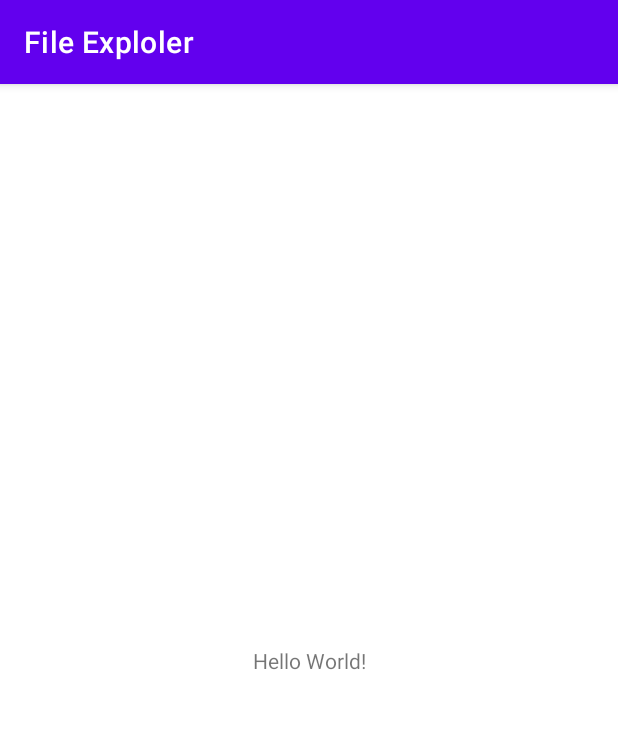
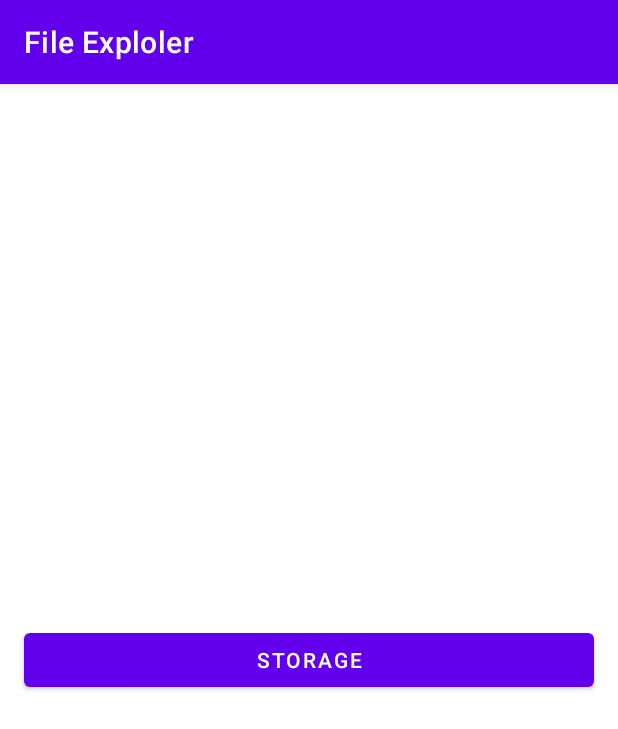
Before and after one commit to YoelRaga/FileExploler, an Android app: the screen it shows after launch (MainActivity), on a phone screen of 412 x 824 dp. Shown: the top 729 px of the screen. Run offline under Robolectric (Android 15) with nearby library versions, the phone set to English and light mode, and no system bars; 1 statement that could not run was skipped.

Commit message:
Desain button

```diff
--- a/app/src/main/AndroidManifest.xml
+++ b/app/src/main/AndroidManifest.xml
@@ -1,6 +1,8 @@
 <?xml version="1.0" encoding="utf-8"?>
 <manifest xmlns:android="http://schemas.android.com/apk/res/android"
     xmlns:tools="http://schemas.android.com/tools">
+    <uses-permission android:name="android.permission.READ_EXTERNAL_STORAGE"></uses-permission>
+    <uses-permission android:name="android.permission.WRITE_EXTERNAL_STORAGE"></uses-permission>
 
     <application
         android:allowBackup="true"
--- a/app/src/main/java/com/example/fileexploler/MainActivity.kt
+++ b/app/src/main/java/com/example/fileexploler/MainActivity.kt
@@ -2,10 +2,20 @@ package com.example.fileexploler
 
 import androidx.appcompat.app.AppCompatActivity
 import android.os.Bundle
+import androidx.core.app.ActivityCompat
+import com.google.android.material.button.MaterialButton
 
 class MainActivity : AppCompatActivity() {
     override fun onCreate(savedInstanceState: Bundle?) {
         super.onCreate(savedInstanceState)
         setContentView(R.layout.activity_main)
+
+        MaterialButton storageBtn = findViewById(R.id.storage_btn);
+
+
+    }
+
+    private void requestPermission(){
+        ActivityCompat.requestPermissions(activity: Main)
     }
 }
--- a/app/src/main/res/layout/activity_main.xml
+++ b/app/src/main/res/layout/activity_main.xml
@@ -1,18 +1,21 @@
 <?xml version="1.0" encoding="utf-8"?>
-<androidx.constraintlayout.widget.ConstraintLayout xmlns:android="http://schemas.android.com/apk/res/android"
+<RelativeLayout xmlns:android="http://schemas.android.com/apk/res/android"
     xmlns:app="http://schemas.android.com/apk/res-auto"
     xmlns:tools="http://schemas.android.com/tools"
     android:layout_width="match_parent"
     android:layout_height="match_parent"
+    android:background="@color/cardview_light_background"
     tools:context=".MainActivity">
 
-    <TextView
-        android:layout_width="wrap_content"
+
+    <com.google.android.material.button.MaterialButton
+        android:layout_width="match_parent"
         android:layout_height="wrap_content"
-        android:text="Hello World!"
-        app:layout_constraintBottom_toBottomOf="parent"
-        app:layout_constraintEnd_toEndOf="parent"
-        app:layout_constraintStart_toStartOf="parent"
-        app:layout_constraintTop_toTopOf="parent" />
+        android:id="@+id/storage_btn"
+        android:text="STORAGE"
+        android:padding="8dp"
+        android:layout_margin="16dp"
+        android:layout_centerInParent="true"/>
 
-</androidx.constraintlayout.widget.ConstraintLayout>
+
+</RelativeLayout>
```
